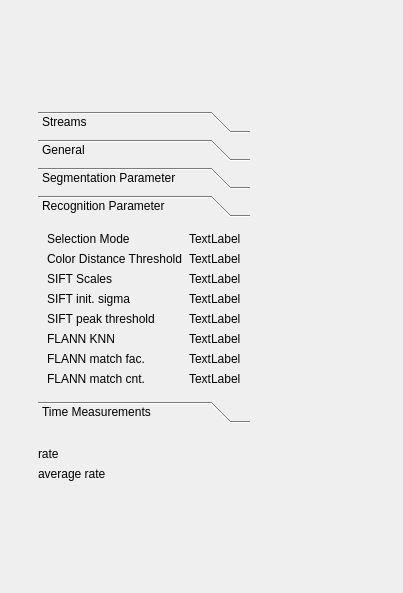
This is resource/ni_vision_gui.ui in nigroup/ni_vision_gui as Qt 5 draws it before an edit. The edited form follows.
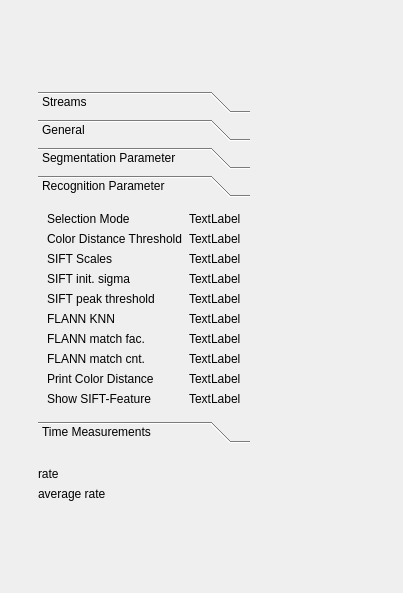
This is the edited form. The open tabs and pages were chosen to show the change.

Commit message: connected recognition parameter slider with gui

```diff
--- a/resource/ni_vision_gui.ui
+++ b/resource/ni_vision_gui.ui
@@ -490,6 +490,34 @@
                   </property>
                  </widget>
                 </item>
+                <item row="9" column="1">
+                 <widget class="QLabel" name="printColorDistanceLabel">
+                  <property name="text">
+                   <string>TextLabel</string>
+                  </property>
+                 </widget>
+                </item>
+                <item row="10" column="1">
+                 <widget class="QLabel" name="showSiftFeatureLabel">
+                  <property name="text">
+                   <string>TextLabel</string>
+                  </property>
+                 </widget>
+                </item>
+                <item row="9" column="0">
+                 <widget class="QLabel" name="label_4">
+                  <property name="text">
+                   <string>Print Color Distance</string>
+                  </property>
+                 </widget>
+                </item>
+                <item row="10" column="0">
+                 <widget class="QLabel" name="label_6">
+                  <property name="text">
+                   <string>Show SIFT-Feature</string>
+                  </property>
+                 </widget>
+                </item>
                </layout>
               </widget>
               <widget class="QWidget" name="page_3">
```
Left out of the diff: 16 changed lines with no effect on the pictures. The commit also changes 2 other files.
